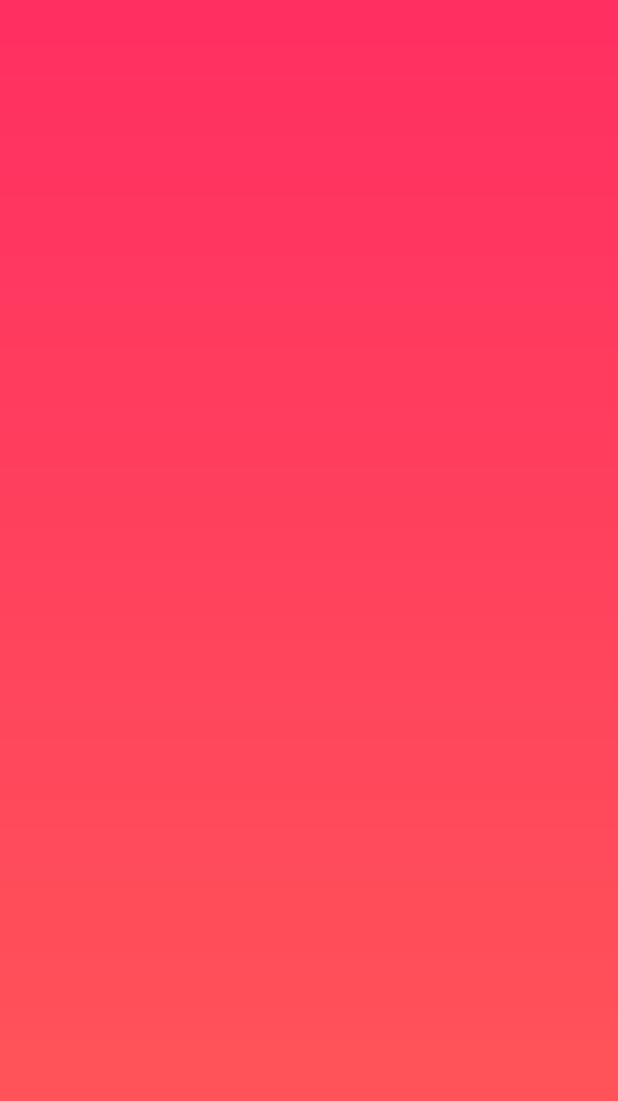
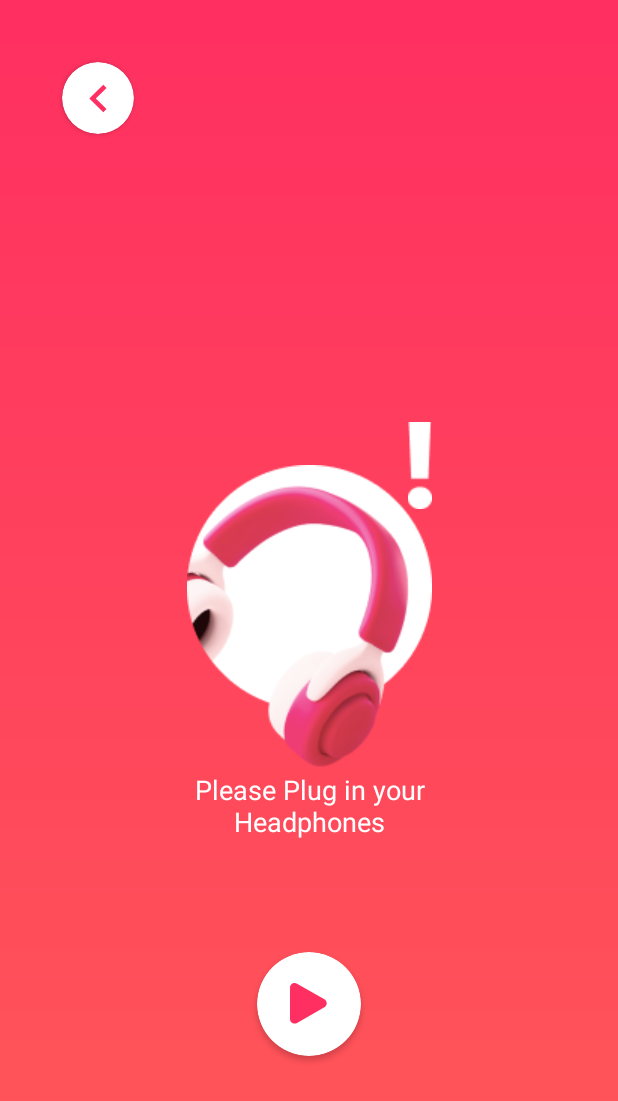
Before and after one commit to RUSHES02/Weis, an Android app: the fragment FocusFragment shown on its own in the app's theme, on a phone screen of 412 x 824 dp. Shown: the top 1101 px of the screen. Run offline under Robolectric (Android 15) with nearby library versions, the light colour scheme and no system bars.

Commit message:
focus page 1

```diff
--- a/app/src/main/AndroidManifest.xml
+++ b/app/src/main/AndroidManifest.xml
@@ -13,6 +13,9 @@
         android:theme="@style/Theme.Weis"
         tools:targetApi="31">
         <activity
+            android:name=".ui.activity.RegLogActivity"
+            android:exported="false" />
+        <activity
             android:name=".ui.activity.SplashScreenActivity"
             android:exported="false" />
         <activity
--- a/app/src/main/res/drawable/bg_rounded.xml
+++ b/app/src/main/res/drawable/bg_rounded.xml
@@ -1,5 +1,7 @@
 <?xml version="1.0" encoding="utf-8"?>
-<shape xmlns:android="http://schemas.android.com/apk/res/android">
+<shape xmlns:android="http://schemas.android.com/apk/res/android"
+    android:shape="rectangle">
     <corners android:radius="200dp" />
     <stroke android:color="@color/white" />
+
 </shape>
--- /dev/null
+++ b/app/src/main/res/drawable/ic_back.xml
@@ -0,0 +1,12 @@
+<?xml version="1.0" encoding="utf-8"?>
+<vector xmlns:android="http://schemas.android.com/apk/res/android"
+    android:width="13dp"
+    android:height="19dp"
+    android:viewportWidth="13"
+    android:viewportHeight="19">
+
+    <path
+        android:strokeColor="#FF2F61"
+        android:strokeWidth="3"
+        android:pathData="M11 1.5L3 9.5L11 17.5" />
+</vector>
--- /dev/null
+++ b/app/src/main/res/drawable/ic_play.xml
@@ -0,0 +1,11 @@
+<?xml version="1.0" encoding="utf-8"?>
+<vector xmlns:android="http://schemas.android.com/apk/res/android"
+    android:width="25dp"
+    android:height="27dp"
+    android:viewportWidth="25"
+    android:viewportHeight="27">
+
+    <path
+        android:fillColor="#FF2F61"
+        android:pathData="M22.611 10.6937L4.65741 0.417572C2.58712 -0.76825 0 0.712538 0 3.08418V23.6394C0 26.0081 2.58712 27.4919 4.65741 26.306L22.608 16.0299C24.6783 14.8441 24.6783 11.8825 22.608 10.6967L22.611 10.6937Z" />
+</vector>
--- a/app/src/main/res/layout/activity_splash_screen.xml
+++ b/app/src/main/res/layout/activity_splash_screen.xml
@@ -49,7 +49,6 @@
         android:layout_width="wrap_content"
         android:layout_height="0dp"
         android:layout_marginBottom="15dp"
-        android:background="@drawable/bg_rounded"
         android:backgroundTint="@color/white"
         app:cardCornerRadius="50dp"
         app:layout_constraintBottom_toBottomOf="@+id/imgIcBg"
--- a/app/src/main/res/layout/fragment_focus.xml
+++ b/app/src/main/res/layout/fragment_focus.xml
@@ -1,5 +1,6 @@
 <?xml version="1.0" encoding="utf-8"?>
 <FrameLayout xmlns:android="http://schemas.android.com/apk/res/android"
+    xmlns:app="http://schemas.android.com/apk/res-auto"
     xmlns:tools="http://schemas.android.com/tools"
     android:layout_width="match_parent"
     android:layout_height="match_parent"
@@ -10,5 +11,97 @@
         android:layout_height="match_parent"
         android:background="@drawable/bg_screen_grad">
 
+        <androidx.cardview.widget.CardView
+            android:id="@+id/cardBtnBack"
+            android:layout_width="wrap_content"
+            android:layout_height="0dp"
+            android:background="@drawable/bg_rounded"
+            android:backgroundTint="@color/white"
+            android:foregroundGravity="center_vertical|clip_horizontal"
+            app:cardCornerRadius="50dp"
+            app:layout_constraintDimensionRatio="1:1"
+            app:layout_constraintStart_toStartOf="@+id/guideline"
+            app:layout_constraintTop_toTopOf="@+id/guideline2">
+
+            <ImageButton
+                android:id="@+id/imgBtnBack"
+                android:layout_width="wrap_content"
+                android:layout_height="wrap_content"
+                android:layout_gravity="center"
+                android:layout_margin="5dp"
+                android:backgroundTint="@color/white"
+                android:src="@drawable/ic_back" />
+        </androidx.cardview.widget.CardView>
+
+        <ImageView
+            android:id="@+id/imgHeadphones"
+            android:layout_width="wrap_content"
+            android:layout_height="wrap_content"
+            android:src="@drawable/img_headphones"
+            app:layout_constraintBottom_toBottomOf="parent"
+            app:layout_constraintEnd_toEndOf="parent"
+            app:layout_constraintHorizontal_bias="0.5"
+            app:layout_constraintStart_toStartOf="parent"
+            app:layout_constraintTop_toTopOf="parent"
+            app:layout_constraintVertical_bias="0.5" />
+
+        <ImageView
+            android:id="@+id/ic_exclamation"
+            android:layout_width="wrap_content"
+            android:layout_height="wrap_content"
+            android:src="@drawable/ic_eclamation"
+            app:layout_constraintBottom_toTopOf="@+id/imgHeadphones"
+            app:layout_constraintEnd_toEndOf="@+id/imgHeadphones"
+            app:layout_constraintTop_toTopOf="@+id/imgHeadphones" />
+
+        <TextView
+            android:id="@+id/textPlugHp"
+            android:layout_width="0dp"
+            android:layout_height="wrap_content"
+            android:text="@string/please_plug_in_your_headphones"
+            android:textAlignment="center"
+            android:textColor="@color/white"
+            android:textSize="18sp"
+            app:layout_constraintEnd_toEndOf="@+id/imgHeadphones"
+            app:layout_constraintStart_toStartOf="@+id/imgHeadphones"
+            app:layout_constraintTop_toBottomOf="@+id/imgHeadphones" />
+
+        <androidx.cardview.widget.CardView
+            android:id="@+id/cardBtn"
+            android:layout_width="wrap_content"
+            android:layout_height="0dp"
+            android:background="@drawable/bg_rounded"
+            android:backgroundTint="@color/white"
+            app:cardCornerRadius="50dp"
+            app:layout_constraintBottom_toBottomOf="parent"
+            app:layout_constraintDimensionRatio="1:1"
+            app:layout_constraintEnd_toEndOf="parent"
+            app:layout_constraintStart_toStartOf="parent"
+            app:layout_constraintTop_toBottomOf="@+id/imgHeadphones">
+
+            <ImageButton
+                android:id="@+id/imgBtnPlay"
+                android:layout_width="wrap_content"
+                android:layout_height="wrap_content"
+                android:layout_gravity="center"
+                android:layout_margin="10dp"
+                android:backgroundTint="@color/white"
+                android:src="@drawable/ic_play" />
+        </androidx.cardview.widget.CardView>
+
+        <androidx.constraintlayout.widget.Guideline
+            android:id="@+id/guideline"
+            android:layout_width="wrap_content"
+            android:layout_height="wrap_content"
+            android:orientation="vertical"
+            app:layout_constraintGuide_percent="0.1" />
+
+        <androidx.constraintlayout.widget.Guideline
+            android:id="@+id/guideline2"
+            android:layout_width="wrap_content"
+            android:layout_height="wrap_content"
+            android:orientation="horizontal"
+            app:layout_constraintGuide_percent="0.05" />
+
     </androidx.constraintlayout.widget.ConstraintLayout>
 </FrameLayout>
--- a/app/src/main/res/values/strings.xml
+++ b/app/src/main/res/values/strings.xml
@@ -5,4 +5,5 @@
     <string name="focus">Focus</string>
     <string name="home">Home</string>
     <string name="goals">Goals</string>
+    <string name="please_plug_in_your_headphones">Please Plug in your Headphones</string>
 </resources>
```
Also changed, not shown: app/src/main/java/com/example/weis/adapter/ViewPagerAdapter.kt (+0 -15 lines), app/src/main/java/com/example/weis/ui/activity/MainContainerActivity.kt (+8 -1 lines), app/src/main/java/com/example/weis/ui/activity/RegLogActivity.kt (added, +12 -0 lines), app/src/main/res/layout/activity_reg_log.xml (added, +32 -0 lines), app/src/main/res/drawable/ic_eclamation.png (added), app/src/main/res/drawable/img_headphones.png (added).
